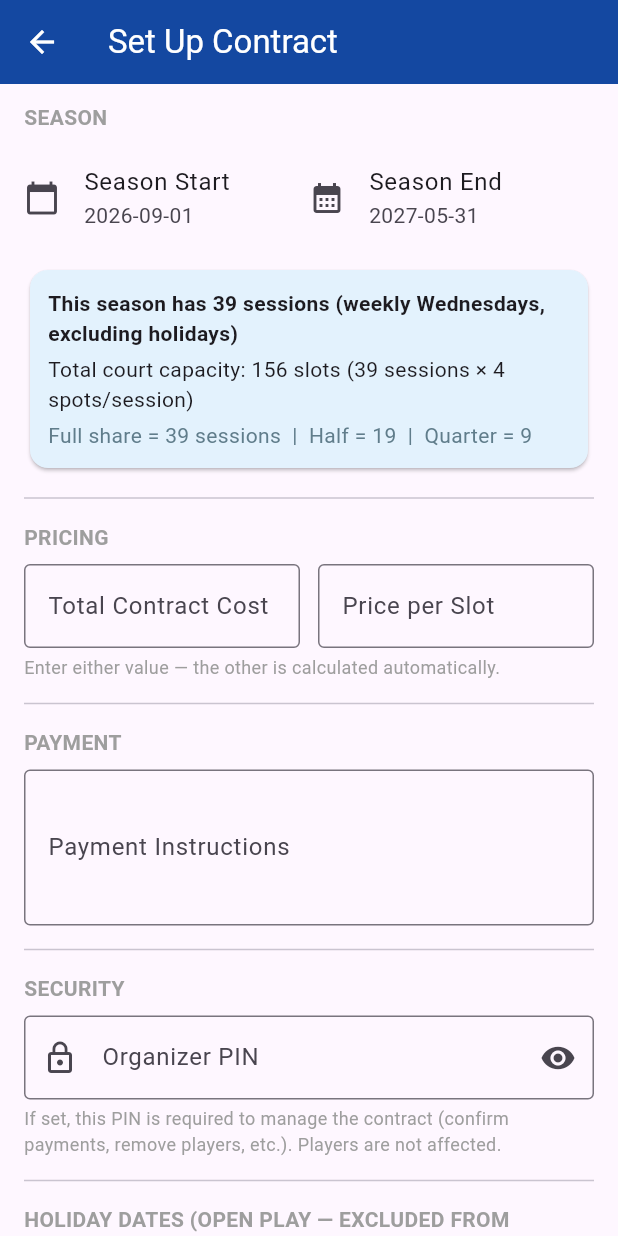
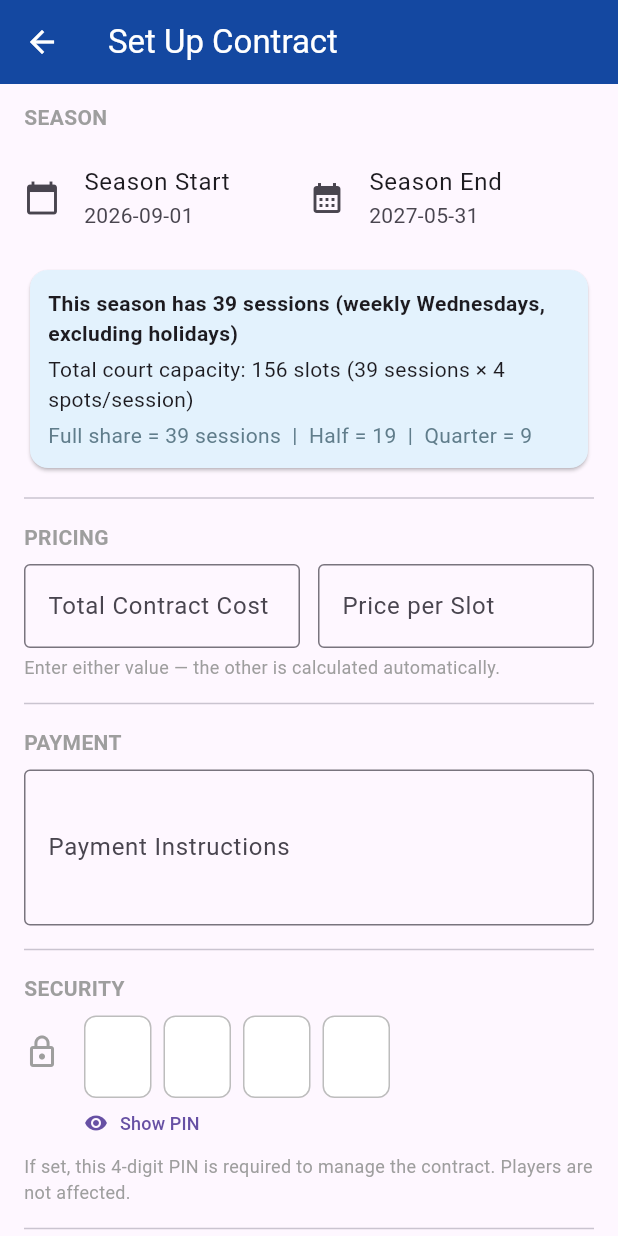
Before and after one commit to kmundy99/AntiGravity, a Flutter app: the ContractSetupScreen screen opened directly, scrolled down 576 dp, on a phone screen of 412 x 824 dp. Run offline on Flutter 3.47's test engine with Material 3 defaults, Android fonts, the phone set to English and light mode, and no system bars; drawn by our look-alikes of pinput; our stand-ins replace cloud_firestore, firebase_core, flutter_typeahead, shared_preferences, syncfusion_flutter_calendar; accounts and stored records are empty.

Commit message:
AntiGravity attempt 2 to fix PIN issue

```diff
--- a/lib/screens/contract_setup_screen.dart
+++ b/lib/screens/contract_setup_screen.dart
@@ -1,6 +1,7 @@
 import 'package:flutter/material.dart';
 import 'package:flutter_typeahead/flutter_typeahead.dart';
 import 'package:http/http.dart' as http;
+import 'package:pinput/pinput.dart';
 import 'package:intl/intl.dart';
 import 'dart:convert';
 import '../models.dart';
@@ -955,26 +956,65 @@ class _ContractSetupScreenState extends State<ContractSetupScreen> {
             style: TextStyle(fontWeight: FontWeight.bold, color: Colors.grey),
           ),
           const SizedBox(height: 8),
-          TextField(
-            controller: _pinCtrl,
-            keyboardType: TextInputType.number,
-            obscureText: !_pinVisible,
-            maxLength: 8,
-            decoration: InputDecoration(
-              labelText: 'Organizer PIN',
-              hintText: 'Optional — 4 to 8 digits',
-              prefixIcon: const Icon(Icons.lock_outline),
-              border: const OutlineInputBorder(),
-              counterText: '',
-              suffixIcon: IconButton(
-                icon: Icon(_pinVisible ? Icons.visibility_off : Icons.visibility),
-                onPressed: () => setState(() => _pinVisible = !_pinVisible),
+          Row(
+            crossAxisAlignment: CrossAxisAlignment.start,
+            children: [
+              const Padding(
+                padding: EdgeInsets.only(top: 12.0, right: 16.0),
+                child: Icon(Icons.lock_outline, color: Colors.grey),
               ),
-            ),
+              Expanded(
+                child: Column(
+                  crossAxisAlignment: CrossAxisAlignment.start,
+                  children: [
+                    Pinput(
+                      controller: _pinCtrl,
+                      length: 4,
+                      obscureText: !_pinVisible,
+                      keyboardType: TextInputType.number,
+                      defaultPinTheme: PinTheme(
+                        width: 45,
+                        height: 55,
+                        textStyle: const TextStyle(fontSize: 20, color: Colors.black87),
+                        decoration: BoxDecoration(
+                          color: Colors.white,
+                          borderRadius: BorderRadius.circular(8),
+                          border: Border.all(color: Colors.grey.shade400),
+                        ),
+                      ),
+                      focusedPinTheme: PinTheme(
+                        width: 45,
+                        height: 55,
+                        textStyle: const TextStyle(fontSize: 20, color: Colors.black87),
+                        decoration: BoxDecoration(
+                          color: Colors.white,
+                          borderRadius: BorderRadius.circular(8),
+                          border: Border.all(color: Colors.blue.shade600, width: 2),
+                        ),
+                      ),
+                      validator: (s) {
+                        return (s != null && s.isNotEmpty && s.length < 4) ? 'Enter 4 digits' : null;
+                      },
+                    ),
+                    const SizedBox(height: 8),
+                    TextButton.icon(
+                      onPressed: () => setState(() => _pinVisible = !_pinVisible),
+                      icon: Icon(_pinVisible ? Icons.visibility_off : Icons.visibility, size: 16),
+                      label: Text(_pinVisible ? 'Hide PIN' : 'Show PIN', style: const TextStyle(fontSize: 12)),
+                      style: TextButton.styleFrom(
+                        padding: EdgeInsets.zero,
+                        minimumSize: const Size(0, 0),
+                        tapTargetSize: MaterialTapTargetSize.shrinkWrap,
+                      ),
+                    ),
+                  ],
+                ),
+              ),
+            ],
           ),
-          const SizedBox(height: 4),
+          const SizedBox(height: 12),
           const Text(
-            'If set, this PIN is required to manage the contract (confirm payments, remove players, etc.). Players are not affected.',
+            'If set, this 4-digit PIN is required to manage the contract. Players are not affected.',
             style: TextStyle(fontSize: 12, color: Colors.grey),
           ),
 
--- a/pubspec.yaml
+++ b/pubspec.yaml
@@ -42,6 +42,7 @@ dependencies:
   flutter_typeahead: ^5.2.0
   http: ^1.6.0
   syncfusion_flutter_calendar: ^32.2.5
+  pinput: ^4.0.0
 
 dev_dependencies:
   flutter_test:
```
Also changed, not shown: lib/screens/contract_screen.dart (+44 -17 lines), pubspec.lock, 6 other files.
